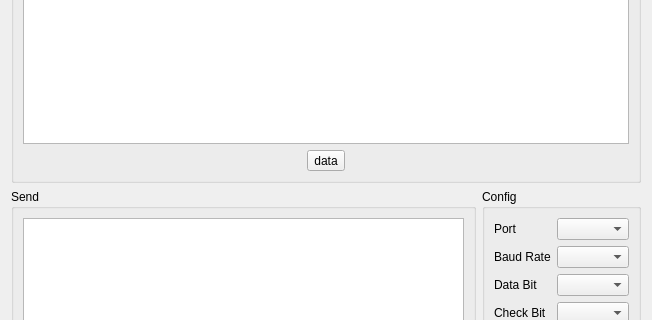
Old version of the form src/FormSerial/formserial.ui in the repository MRsoymilk/Helianthus; both pictures show x 0 to 652 and y 93 to 413 of the 652 by 540 pixel window.
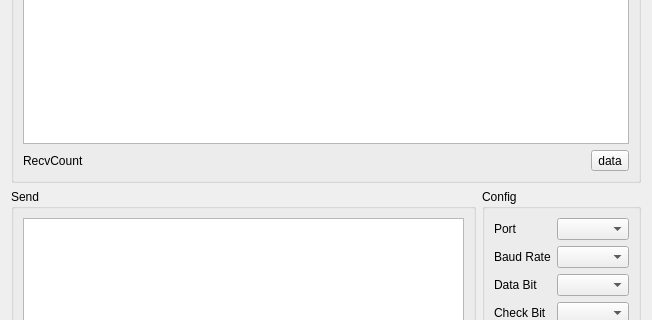
New version of the form.

Commit message: 添加数据长度修正解析串口数据错误

```diff
--- a/src/FormSerial/formserial.ui
+++ b/src/FormSerial/formserial.ui
@@ -102,6 +102,13 @@
       </item>
       <item row="2" column="0">
        <layout class="QHBoxLayout" name="horizontalLayout">
+        <item>
+         <widget class="QLabel" name="labelRecvCount">
+          <property name="text">
+           <string>RecvCount</string>
+          </property>
+         </widget>
+        </item>
         <item>
          <widget class="QToolButton" name="tBtnData">
           <property name="text">
```
The commit also changes 2 other files.
